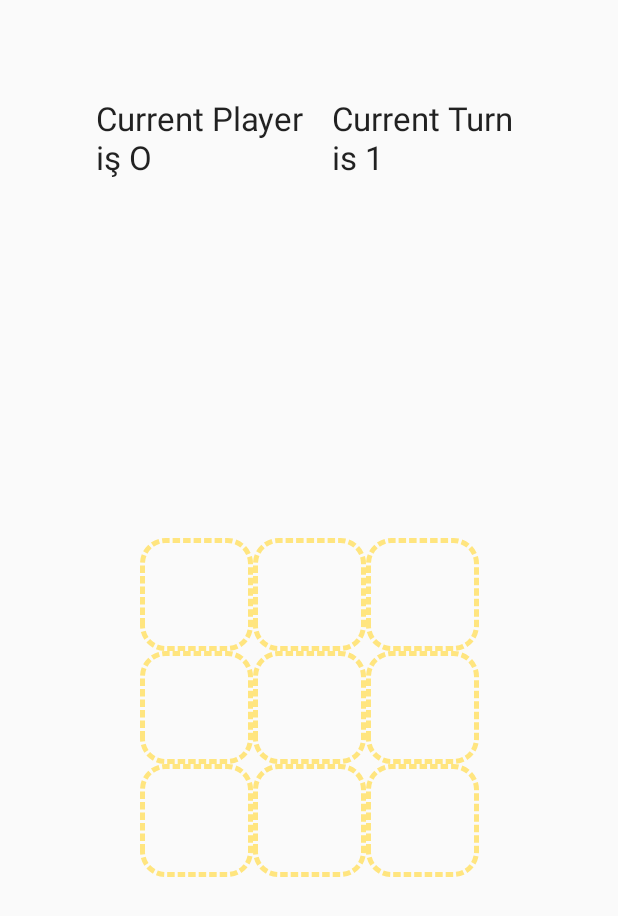
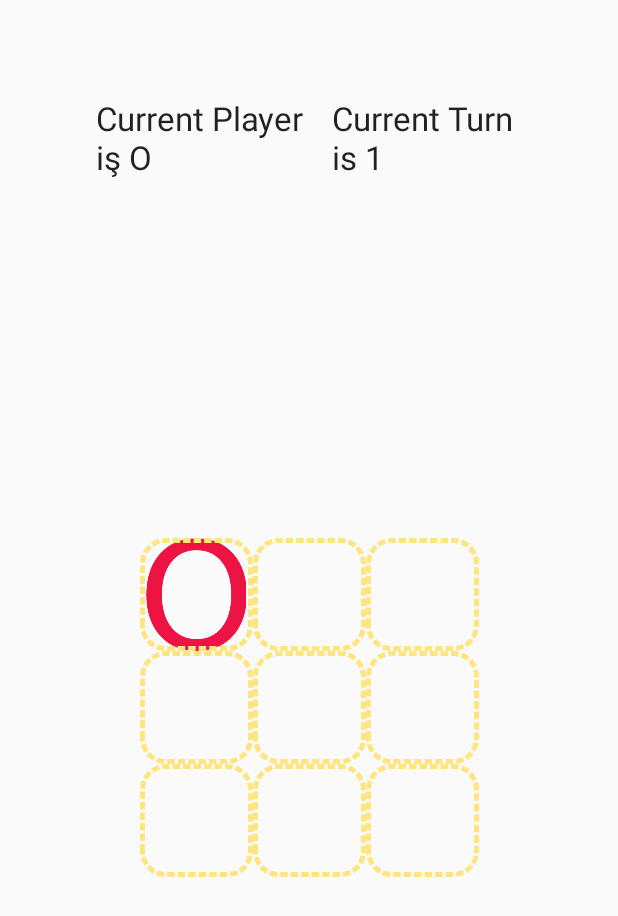
Before and after one commit to Melikcn/XOX_Game, an Android app: the GameActivity screen opened directly, with no data from a screen before it, after a tap on an icon or button, on a phone screen of 412 x 824 dp. Shown: the top 916 px of the screen. Run offline under Robolectric (Android 15) with nearby library versions, the phone set to English and light mode, and no system bars.

Commit message:
Adding draw and animations

```diff
--- a/app/src/main/java/com/bilgeadam/xox/activities/GameActivity.java
+++ b/app/src/main/java/com/bilgeadam/xox/activities/GameActivity.java
@@ -3,26 +3,33 @@ package com.bilgeadam.xox.activities;
 import android.os.Bundle;
 import android.util.Log;
 import android.view.View;
+import android.widget.ImageView;
+import android.widget.Toast;
 import androidx.annotation.Nullable;
 import androidx.fragment.app.Fragment;
 import androidx.fragment.app.FragmentActivity;
 import androidx.fragment.app.FragmentManager;
 import androidx.fragment.app.FragmentTransaction;
 import com.bilgeadam.xox.R;
+import com.bilgeadam.xox.animations.Animations;
 import com.bilgeadam.xox.fragments.GameBoard;
 import com.bilgeadam.xox.fragments.GameInfo;
 import com.bilgeadam.xox.game.Logic;
+
+import java.util.Optional;
 
 public class GameActivity extends FragmentActivity {
 
     public static final String GAME_KEY = "Logic";
     private Logic gameLogic;
     private FragmentManager fragmentManager;
+    private Animations animations;
 
     @Override
     protected void onCreate(@Nullable Bundle savedInstanceState) {
         super.onCreate(savedInstanceState);
         gameLogic = new Logic();
+        animations = new Animations();
 
         //Create bundle to deliver object to fragments
         Bundle bundle = new Bundle();
@@ -45,11 +52,33 @@ public class GameActivity extends FragmentActivity {
     }
 
     public void clickImage(View view){
+        //Cancels onClick method
+        view.setOnClickListener(null);
         int index = Integer.parseInt((String) view.getTag());
 
         Log.i(this.getClass().getSimpleName(), String.format("Image tag: %d", index));
 
-        gameLogic.processTurn(index / 10 - 1, index % 10 - 1);
+
+        animations.dropDownImage((ImageView) view, gameLogic.getCurrentPlayer().getDrawable(), Optional.of(500L));
+
+        if (gameLogic.processTurn(index / 10 - 1, index % 10 - 1)){
+            // Game continues
+            refreshGameInfoFragment();
+        } else{
+            Toast.makeText(this, getString(R.string.game_draw), Toast.LENGTH_LONG).show();
+            //Game draw or someone won
+            //Go to score activity
+        }
+
+    }
+
+    private void refreshGameInfoFragment(){
+        Fragment gameInfo = fragmentManager.findFragmentById(R.id.game_info_frame);
+
+        FragmentTransaction  transaction = fragmentManager.beginTransaction();
+        transaction.detach(gameInfo);
+        transaction.attach(gameInfo);
+        transaction.commit();
 
     }
 }
--- a/app/src/main/java/com/bilgeadam/xox/activities/WelcomeActivity.java
+++ b/app/src/main/java/com/bilgeadam/xox/activities/WelcomeActivity.java
@@ -4,13 +4,11 @@ import android.content.Intent;
 import android.os.Handler;
 import android.os.Looper;
 import android.view.View;
-import android.widget.Button;
-import android.widget.TextView;
 import androidx.appcompat.app.AppCompatActivity;
 import android.os.Bundle;
 import com.bilgeadam.xox.R;
 import com.bilgeadam.xox.animations.Animations;
-import com.bilgeadam.xox.game.Logic;
+
 
 import java.util.Optional;
 
--- a/app/src/main/java/com/bilgeadam/xox/animations/Animations.java
+++ b/app/src/main/java/com/bilgeadam/xox/animations/Animations.java
@@ -1,8 +1,10 @@
 package com.bilgeadam.xox.animations;
 
+import android.graphics.ImageDecoder;
 import android.graphics.Rect;
 import android.view.View;
 import android.view.WindowManager;
+import android.widget.ImageView;
 import androidx.annotation.NonNull;
 
 import java.util.Optional;
@@ -10,7 +12,7 @@ import java.util.Optional;
 public class Animations {
 
     private final static long DURATION = 500;
-    private final static  float ALPHA = 0.27F;
+    private final static  float ALPHA = 0.15F;
 
     /**
      * Rotates given text 360 degree for each 100 ms.
@@ -54,4 +56,21 @@ public class Animations {
                 break;
         }
     }
+
+    /**
+     * Puts given shape into the image
+     * @param image Image to be filled
+     * @param shape Shape of the given image
+     * @param duration Duration of the animation
+     */
+    public void dropDownImage(@NonNull ImageView image, int shape, Optional<Long> duration){
+        long durationValue = duration.orElse(DURATION);
+
+        //Setup initial condition
+        image.setImageResource(shape);
+        image.setTranslationY(-image.getHeight());
+        image.setAlpha(ALPHA);
+
+        image.animate().translationYBy(image.getHeight()).alpha(1.0F).setDuration(durationValue);
+    }
 }
--- a/app/src/main/java/com/bilgeadam/xox/fragments/GameInfo.java
+++ b/app/src/main/java/com/bilgeadam/xox/fragments/GameInfo.java
@@ -26,10 +26,10 @@ public class GameInfo extends Fragment {
         gameLogic = (Logic) getArguments().getSerializable(GameActivity.GAME_KEY);
 
         currentPlayer = gameInfoView.findViewById(R.id.current_player);
-        currentPlayer.setText(String.format(getString(R.string.current_player), gameLogic.getCurrentPlayerInfo()));
+        currentPlayer.setText(String.format(getString(R.string.current_player), gameLogic.getCurrentPlayer().toString()));
 
         currentTurn = gameInfoView.findViewById(R.id.current_turn);
-        currentTurn.setText(String.format(getString(R.string.current_turn), gameLogic.getCurrentTurn()));
+        currentTurn.setText(String.format(getString(R.string.current_turn), gameLogic.getCurrentPlayer().getCurrentTurn()));
 
         return gameInfoView;
     }
--- a/app/src/main/java/com/bilgeadam/xox/game/Logic.java
+++ b/app/src/main/java/com/bilgeadam/xox/game/Logic.java
@@ -11,23 +11,28 @@ public class Logic implements Serializable {
     private int currentTurn;
     public Logic(){
         this.board = new int[3][3];
-        currentTurn = 1;
         currentPlayer = Players.generateRandomPlayer();
     }
 
-    public void processTurn(int x, int y){
+    public boolean processTurn(int x, int y){
         Log.i(this.getClass().getSimpleName(), String.format("Process turn for X:%d Y:%d", x, y));
         board[x][y] = currentPlayer.getValue();
-
-        currentTurn++;
+        // TODO - Check game condition
+        // Check if someone win
+        if(false){
+            return false;
+        }
+        // Check for draw
+        if (Players.X.getCurrentTurn() + Players.O.getCurrentTurn() > board.length * board[0].length)
+            return false;
+        // Game continues
+        currentPlayer.incrementTurn();
         currentPlayer = currentPlayer.getNextPlayer();
+        return true;
     }
 
-    public  String getCurrentPlayerInfo(){
-        return currentPlayer.toString();
+    public Players getCurrentPlayer(){
+        return currentPlayer;
     }
 
-    public Integer getCurrentTurn(){
-        return currentTurn;
-    }
 }
--- a/app/src/main/java/com/bilgeadam/xox/game/Players.java
+++ b/app/src/main/java/com/bilgeadam/xox/game/Players.java
@@ -1,14 +1,24 @@
 package com.bilgeadam.xox.game;
 
-enum Players {
 
-    X(1),
-    O(2);
+import com.bilgeadam.xox.R;
 
-    private final int value;
+public enum Players {
 
-    Players(int value) {
+    X(1, R.drawable.x),
+    O(2, R.drawable.o);
+
+    private final int value, drawable;
+    private int currentTurn;
+
+    Players(int value, int drawable ) {
         this.value = value;
+        this.drawable = drawable;
+        currentTurn = 1;
+    }
+
+    public int getDrawable() {
+        return drawable;
     }
 
     protected int getValue(){
@@ -17,6 +27,14 @@ enum Players {
 
     Players getNextPlayer(){
         return this.ordinal() == X.ordinal() ? O : X;
+    }
+
+    protected void incrementTurn(){
+        this.currentTurn++;
+    }
+
+    public int getCurrentTurn() {
+        return currentTurn;
     }
 
     /**
--- a/app/src/main/res/drawable/border_layout.xml
+++ b/app/src/main/res/drawable/border_layout.xml
@@ -1,9 +1,9 @@
 <?xml version="1.0" encoding="utf-8"?>
 <shape xmlns:android="http://schemas.android.com/apk/res/android" android:shape="rectangle">
-    <padding android:top="5dp"
-             android:bottom="5dp"
-             android:left="5dp"
-             android:right="5dp"/>
+    <padding android:top="15dp"
+             android:bottom="15dp"
+             android:left="15dp"
+             android:right="15dp"/>
 
     <stroke android:width="3dp" android:color="@color/border"
             android:dashWidth="5dp" android:dashGap="2dp"/>
--- a/app/src/main/res/layout/fragment_gameboard.xml
+++ b/app/src/main/res/layout/fragment_gameboard.xml
@@ -1,6 +1,6 @@
 <?xml version="1.0" encoding="utf-8"?>
 <TableLayout xmlns:android="http://schemas.android.com/apk/res/android"
-             android:layout_width="wrap_content"
+             xmlns:app="http://schemas.android.com/apk/res-auto" android:layout_width="wrap_content"
              android:layout_height="wrap_content" android:id="@+id/game_board_layout"
              android:gravity="center" android:layout_gravity="center">
 
@@ -8,96 +8,105 @@
         <TableRow
                 android:layout_width="match_parent"
                 android:layout_height="match_parent" android:id="@+id/column11"
-                android:foreground="@drawable/border_layout">
+                android:foreground="@drawable/border_layout" android:gravity="center">
             <ImageView
                     android:layout_width="wrap_content"
                     android:layout_height="wrap_content"
                     android:id="@+id/imageView11" android:minHeight="75dp" android:minWidth="75dp"
-                    android:onClick="clickImage" android:tag="11" android:maxHeight="75dp" android:maxWidth="75dp"/>
+                    android:onClick="clickImage" android:tag="11" android:maxHeight="75dp" android:maxWidth="75dp"
+                    android:scaleType="centerCrop" android:adjustViewBounds="true" android:cropToPadding="true"/>
         </TableRow>
         <TableRow
                 android:layout_width="match_parent"
                 android:layout_height="match_parent" android:id="@+id/column12"
-                android:foreground="@drawable/border_layout">
+                android:foreground="@drawable/border_layout" android:gravity="center">
             <ImageView
                     android:layout_width="wrap_content"
                     android:layout_height="wrap_content"
                     android:id="@+id/imageView12" android:minHeight="75dp" android:minWidth="75dp"
-                    android:onClick="clickImage" android:tag="12"/>
+                    android:onClick="clickImage" android:tag="12" android:maxHeight="75dp" android:maxWidth="75dp"
+                    android:scaleType="fitCenter" android:adjustViewBounds="true" android:cropToPadding="true"/>
         </TableRow>
         <TableRow
                 android:layout_width="match_parent"
                 android:layout_height="match_parent" android:id="@+id/column13"
-                android:foreground="@drawable/border_layout">
+                android:foreground="@drawable/border_layout" android:gravity="center">
             <ImageView
                     android:layout_width="wrap_content"
                     android:layout_height="wrap_content"
                     android:id="@+id/imageView13" android:minHeight="75dp" android:minWidth="75dp"
-                    android:onClick="clickImage" android:tag="13"/>
+                    android:onClick="clickImage" android:tag="13" android:maxHeight="75dp" android:maxWidth="75dp"
+                    android:scaleType="fitCenter" android:adjustViewBounds="true"/>
         </TableRow>
     </TableRow>
     <TableRow android:layout_width="match_parent" android:layout_height="match_parent" android:id="@+id/row2">
         <TableRow
                 android:layout_width="match_parent"
                 android:layout_height="match_parent" android:id="@+id/column21"
-                android:foreground="@drawable/border_layout">
+                android:foreground="@drawable/border_layout" android:gravity="center">
             <ImageView
                     android:layout_width="wrap_content"
                     android:layout_height="wrap_content"
                     android:id="@+id/imageView21" android:minHeight="75dp" android:minWidth="75dp"
-                    android:onClick="clickImage" android:tag="21"/>
+                    android:onClick="clickImage" android:tag="21" android:maxHeight="75dp" android:maxWidth="75dp"
+                    android:scaleType="fitCenter" android:adjustViewBounds="true"/>
         </TableRow>
         <TableRow
                 android:layout_width="match_parent"
                 android:layout_height="match_parent" android:id="@+id/column22"
-                android:foreground="@drawable/border_layout">
+                android:foreground="@drawable/border_layout" android:gravity="center">
             <ImageView
                     android:layout_width="wrap_content"
                     android:layout_height="wrap_content"
                     android:id="@+id/imageView22" android:minHeight="75dp" android:minWidth="75dp"
-                    android:onClick="clickImage" android:tag="22"/>
+                    android:onClick="clickImage" android:tag="22" android:maxHeight="75dp" android:maxWidth="75dp"
+                    android:scaleType="fitCenter" android:adjustViewBounds="true"/>
         </TableRow>
         <TableRow
                 android:layout_width="match_parent"
                 android:layout_height="match_parent" android:id="@+id/column23"
-                android:foreground="@drawable/border_layout">
+                android:foreground="@drawable/border_layout" android:gravity="center">
             <ImageView
                     android:layout_width="wrap_content"
                     android:layout_height="wrap_content"
                     android:id="@+id/imageView23" android:minHeight="75dp" android:minWidth="75dp"
-                    android:onClick="clickImage" android:tag="23"/>
+                    android:onClick="clickImage" android:tag="23" android:maxHeight="75dp" android:maxWidth="75dp"
+                    android:scaleType="fitCenter" android:adjustViewBounds="true"/>
         </TableRow>
     </TableRow>
     <TableRow android:layout_width="match_parent" android:layout_height="match_parent" android:id="@+id/row3">
         <TableRow
                 android:layout_width="match_parent"
                 android:layout_height="match_parent" android:id="@+id/column31"
-                android:foreground="@drawable/border_layout">
+                android:foreground="@drawable/border_layout" android:gravity="center">
             <ImageView
                     android:layout_width="wrap_content"
                     android:layout_height="wrap_content"
                     android:id="@+id/imageView31" android:minHeight="75dp" android:minWidth="75dp"
-                    android:onClick="clickImage" android:tag="31"/>
+                    android:onClick="clickImage" android:tag="31" android:maxHeight="75dp" android:maxWidth="75dp"
+                    android:scaleType="fitCenter" android:adjustViewBounds="true"/>
         </TableRow>
         <TableRow
                 android:layout_width="match_parent"
                 android:layout_height="match_parent" android:id="@+id/column32"
-                android:foreground="@drawable/border_layout">
+                android:foreground="@drawable/border_layout" android:gravity="center">
             <ImageView
                     android:layout_width="wrap_content"
                     android:layout_height="wrap_content"
                     android:id="@+id/imageView32" android:minHeight="75dp" android:minWidth="75dp"
-                    android:onClick="clickImage" android:tag="32"/>
+                    android:onClick="clickImage" android:tag="32" android:maxHeight="75dp" android:maxWidth="75dp"
+                    android:scaleType="fitCenter" android:adjustViewBounds="true"/>
         </TableRow>
         <TableRow
                 android:layout_width="match_parent"
                 android:layout_height="match_parent" android:id="@+id/column33"
-                android:foreground="@drawable/border_layout">
+                android:foreground="@drawable/border_layout" android:gravity="center">
             <ImageView
                     android:layout_width="wrap_content"
                     android:layout_height="wrap_content"
                     android:id="@+id/imageView33" android:minHeight="75dp" android:minWidth="75dp"
-                    android:onClick="clickImage" android:tag="33"/>
+                    android:onClick="clickImage" android:tag="33" android:maxHeight="75dp" android:maxWidth="75dp"
+                    android:scaleType="fitCenter" android:adjustViewBounds="true"/>
         </TableRow>
     </TableRow>
 </TableLayout>
--- a/app/src/main/res/values/strings.xml
+++ b/app/src/main/res/values/strings.xml
@@ -4,4 +4,7 @@
     <string name="welcome_button">Welcome to XOX Game</string>
     <string name="current_player">Current Player iş %s</string>
     <string name="current_turn">Current Turn is %d</string>
+    <string name="game_draw">Game ended in a draw</string>
+    <string name="game_finish">%s won the game</string>
+
 </resources>
```
Also changed, not shown: 2 other files.
